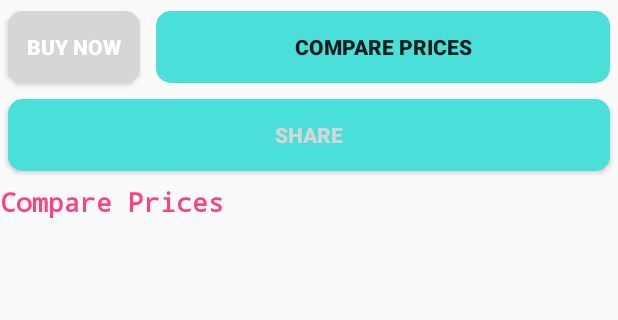
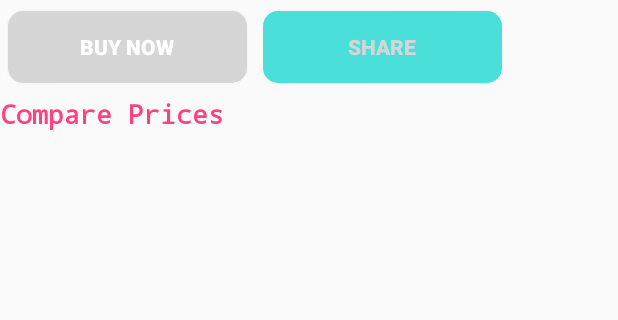
Before and after one commit to AkashDhanwani/eDroid, an Android app: the layout detail.xml on its own in the app's theme, with its tools: preview values and no code run, on a phone screen of 412 x 824 dp, the part 460-780 px from its top. Run offline under Robolectric (Android 15) with nearby library versions, the phone set to English and light mode, and no system bars.

Commit message:
Minor change

```diff
--- a/app/build.gradle
+++ b/app/build.gradle
@@ -54,4 +54,5 @@ dependencies {
 
 
 
+
 apply plugin: 'com.google.gms.google-services'
--- a/app/src/main/AndroidManifest.xml
+++ b/app/src/main/AndroidManifest.xml
@@ -39,6 +39,7 @@
         <activity android:name=".Disclaimer" />
         <activity android:name=".bookmark" />
         <activity android:name=".bookmarkcontent"></activity>
+        <activity android:name=".Spec_Compare"></activity>
     </application>
 
 </manifest>
--- a/app/src/main/java/com/fc/project/edroid/DatayugeFragment.java
+++ b/app/src/main/java/com/fc/project/edroid/DatayugeFragment.java
@@ -129,9 +129,6 @@ public class DatayugeFragment extends Fragment {
                             if(pricestoresurl[j]==null){}
                             else{ data123.add(products); break; }
                         }
-
-
-
                     }
                 } catch (JSONException e) {
                     e.printStackTrace();
--- a/app/src/main/java/com/fc/project/edroid/bookmark.java
+++ b/app/src/main/java/com/fc/project/edroid/bookmark.java
@@ -2,6 +2,7 @@ package com.fc.project.edroid;
 
 import android.content.Intent;
 import android.content.SharedPreferences;
+import android.content.pm.ActivityInfo;
 import android.support.v7.app.AppCompatActivity;
 import android.os.Bundle;
 import android.view.View;
@@ -25,6 +26,10 @@ public class bookmark extends AppCompatActivity {
     protected void onCreate(Bundle savedInstanceState) {
         super.onCreate(savedInstanceState);
         setContentView(R.layout.activity_bookmark);
+
+        int orientaton = ActivityInfo.SCREEN_ORIENTATION_PORTRAIT;
+        setRequestedOrientation(orientaton);
+
         lvbm=findViewById(R.id.lvbm);
         SharedPreferences sharedPreferences=getSharedPreferences("firstTime",0);
         boolean first=sharedPreferences.getBoolean("pehliBaar",false);
--- a/app/src/main/java/com/fc/project/edroid/bookmarkcontent.java
+++ b/app/src/main/java/com/fc/project/edroid/bookmarkcontent.java
@@ -1,6 +1,7 @@
 package com.fc.project.edroid;
 
 import android.content.Intent;
+import android.content.pm.ActivityInfo;
 import android.os.AsyncTask;
 import android.os.Handler;
 import android.os.Looper;
@@ -37,6 +38,10 @@ public class bookmarkcontent extends AppCompatActivity {
     protected void onCreate(Bundle savedInstanceState) {
         super.onCreate(savedInstanceState);
         setContentView(R.layout.activity_bookmarkcontent);
+
+        int orientaton = ActivityInfo.SCREEN_ORIENTATION_PORTRAIT;
+        setRequestedOrientation(orientaton);
+
         tvTitle=findViewById(R.id.tvTitle);
         tvFlipkart=findViewById(R.id.tvFlipkart);
         tvAmazon=findViewById(R.id.tvAmazon);
--- a/app/src/main/res/layout/detail.xml
+++ b/app/src/main/res/layout/detail.xml
@@ -1,8 +1,6 @@
 <?xml version="1.0" encoding="utf-8"?>
 <RelativeLayout xmlns:android="http://schemas.android.com/apk/res/android"
     xmlns:app="http://schemas.android.com/apk/res-auto"
-
-
     android:layout_width="match_parent"
     android:layout_height="match_parent">
 
@@ -12,66 +10,66 @@
         android:layout_height="wrap_content"
         android:layout_alignParentStart="true"
         android:layout_alignParentTop="true"
-        android:textStyle="bold"
+        android:layout_marginTop="10dp"
+        android:fontFamily="monospace"
+        android:padding="10dp"
+        android:text=""
+        android:textColor="@color/black"
         android:textSize="18sp"
-        android:padding="10dp"
-        android:textColor="@color/black"
-        android:fontFamily="monospace"
-        android:layout_marginTop="10dp"
-        android:text="" />
+        android:textStyle="bold" />
 
     <ImageView
-        android:contentDescription="@string/img"
         android:id="@+id/ivimg"
         android:layout_width="250dp"
         android:layout_height="250dp"
         android:layout_below="@+id/tvTitle"
         android:layout_centerHorizontal="true"
         android:layout_marginTop="2dp"
+        android:contentDescription="@string/img"
         app:srcCompat="@drawable/ic_launcher_background" />
 
     <LinearLayout
+        android:id="@+id/linearLayout"
         android:layout_width="match_parent"
         android:layout_height="wrap_content"
         android:layout_below="@+id/ivimg"
         android:layout_centerHorizontal="true"
         android:layout_marginTop="2dp"
         android:orientation="horizontal"
-        android:id="@+id/linearLayout">
+        android:weightSum="3">
+
         <Button
             android:id="@+id/btnBuy"
+            android:layout_width="wrap_content"
+            android:layout_height="wrap_content"
+            android:layout_margin="5dp"
+            android:background="@drawable/btn_round_file"
             android:text="@string/buy"
-            android:background="@drawable/btn_round_file"
-            android:layout_margin="5dp"
             android:textColor="@color/white"
             android:textStyle="bold"
-            android:layout_width="wrap_content"
-            android:layout_height="wrap_content" />
+            android:layout_weight="1"/>
+
 
         <Button
-            android:id="@+id/btncompare"
-            android:layout_width="match_parent"
+
+            android:id="@+id/btnShare"
+            android:layout_width="wrap_content"
             android:layout_height="wrap_content"
             android:layout_margin="5dp"
             android:background="@drawable/button_file"
-            android:text="@string/shop"
-            android:textStyle="bold" />
+            android:text="@string/share"
+            android:textColor="@color/black"
+            android:textStyle="bold"
+            android:layout_weight="1"/>
+
+
     </LinearLayout>
-    <Button
 
-        android:layout_margin="5dp"
-        android:textColor="@color/black"
-        android:textStyle="bold"
-        android:text="@string/share"
-        android:background="@drawable/button_file"
-        android:id="@+id/btnShare"
-        android:layout_width="match_parent"
-        android:layout_height="wrap_content"
-        android:layout_below="@+id/linearLayout"/>
     <LinearLayout
+        android:id="@+id/llDesc"
         android:layout_width="match_parent"
         android:layout_height="match_parent"
-        android:layout_below="@+id/btnShare"
+        android:layout_below="@+id/linearLayout"
         android:layout_centerHorizontal="true"
         android:layout_marginTop="3dp"
         android:orientation="vertical">
@@ -86,14 +84,14 @@
                 android:orientation="vertical">
 
                 <TextView
-                    android:textSize="17sp"
-                    android:textStyle="bold"
+                    android:id="@+id/tvDesc"
+                    android:layout_width="match_parent"
+                    android:layout_height="wrap_content"
+                    android:fontFamily="monospace"
                     android:text="@string/shop"
                     android:textColor="@color/colorAccent"
-                    android:fontFamily="monospace"
-                    android:id="@+id/tvDesc"
-                    android:layout_width="match_parent"
-                    android:layout_height="wrap_content" />
+                    android:textSize="17sp"
+                    android:textStyle="bold" />
             </LinearLayout>
         </ScrollView>
     </LinearLayout>
--- a/app/src/main/res/menu/activity_main_drawer.xml
+++ b/app/src/main/res/menu/activity_main_drawer.xml
@@ -47,6 +47,10 @@
                 android:icon="@drawable/ic_star_black_24dp"
                 android:title="Bookmark"
                 />
+            <item
+                android:id="@+id/nav_compare"
+                android:title="Compare Specs"
+                />
         </menu>
     </item>
 
--- a/app/src/main/res/menu/activity_nav2_drawer.xml
+++ b/app/src/main/res/menu/activity_nav2_drawer.xml
@@ -46,6 +46,10 @@
                 android:icon="@drawable/ic_star_black_24dp"
                 android:title="Bookmark"
                 />
+            <item
+                android:id="@+id/nav_compare"
+                android:title="Compare Specs"
+                />
         </menu>
     </item>
 
```
Also changed, not shown: app/src/main/java/com/fc/project/edroid/DetailInfoActivity.java (+19 -3 lines), app/src/main/java/com/fc/project/edroid/MainActivity.java (+9 -0 lines), app/src/main/java/com/fc/project/edroid/nav2Activity.java (+10 -1 lines), app/src/main/res/layout/newdetail.xml (+16 -4 lines).
